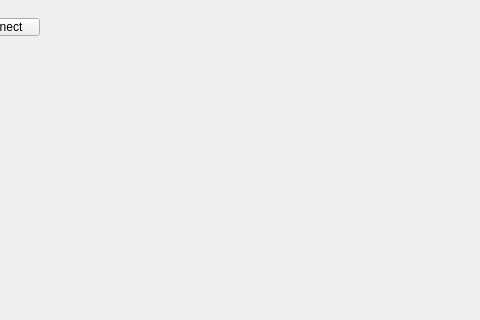
First picture: the form in usergui.ui, repository my-memory-leaked/Modbus-Industrial-Diagnostic-Tool, before the edit; both pictures show x 110 to 590 and y 91 to 411 of the 800 by 600 pixel window.
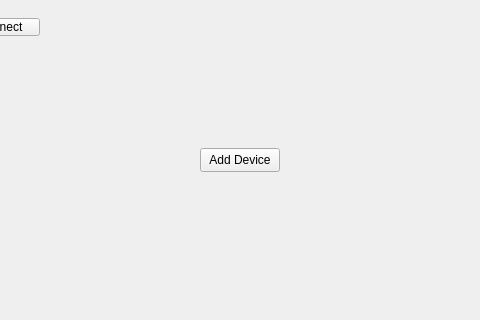
Second picture: the form after the edit.

Diff of the .ui file:
```diff
--- a/usergui.ui
+++ b/usergui.ui
@@ -68,6 +68,19 @@
      <string>Connect</string>
     </property>
    </widget>
+   <widget class="QPushButton" name="_addDeviceButton">
+    <property name="geometry">
+     <rect>
+      <x>310</x>
+      <y>220</y>
+      <width>80</width>
+      <height>24</height>
+     </rect>
+    </property>
+    <property name="text">
+     <string>Add Device</string>
+    </property>
+   </widget>
   </widget>
   <widget class="QMenuBar" name="menubar">
    <property name="geometry">
```
